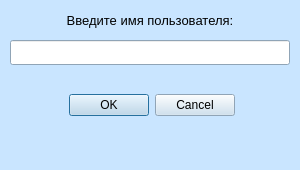
HelenMaksimova/client_server_apps, file database_and_PyQt/server_client_app/client/ui/input_name.ui: the form before one commit.
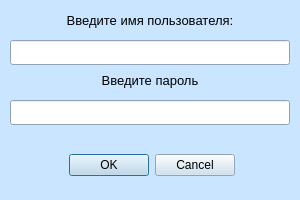
The form after the commit.

Diff of the .ui file:
```diff
--- a/database_and_PyQt/server_client_app/client/ui/input_name.ui
+++ b/database_and_PyQt/server_client_app/client/ui/input_name.ui
@@ -7,7 +7,7 @@
     <x>0</x>
     <y>0</y>
     <width>300</width>
-    <height>170</height>
+    <height>200</height>
    </rect>
   </property>
   <property name="palette">
@@ -108,7 +108,7 @@
    <property name="geometry">
     <rect>
      <x>65</x>
-     <y>90</y>
+     <y>150</y>
      <width>170</width>
      <height>30</height>
     </rect>
@@ -159,6 +159,45 @@
     <set>Qt::AlignCenter</set>
    </property>
   </widget>
+  <widget class="QLabel" name="label_2">
+   <property name="geometry">
+    <rect>
+     <x>25</x>
+     <y>70</y>
+     <width>250</width>
+     <height>20</height>
+    </rect>
+   </property>
+   <property name="font">
+    <font>
+     <pointsize>10</pointsize>
+    </font>
+   </property>
+   <property name="text">
+    <string>Введите пароль</string>
+   </property>
+   <property name="alignment">
+    <set>Qt::AlignCenter</set>
+   </property>
+  </widget>
+  <widget class="QLineEdit" name="user_password">
+   <property name="geometry">
+    <rect>
+     <x>10</x>
+     <y>100</y>
+     <width>280</width>
+     <height>25</height>
+    </rect>
+   </property>
+   <property name="font">
+    <font>
+     <pointsize>10</pointsize>
+    </font>
+   </property>
+   <property name="alignment">
+    <set>Qt::AlignCenter</set>
+   </property>
+  </widget>
  </widget>
  <resources/>
  <connections>
```
Left out of the diff: 2 changed lines with no effect on the pictures.
